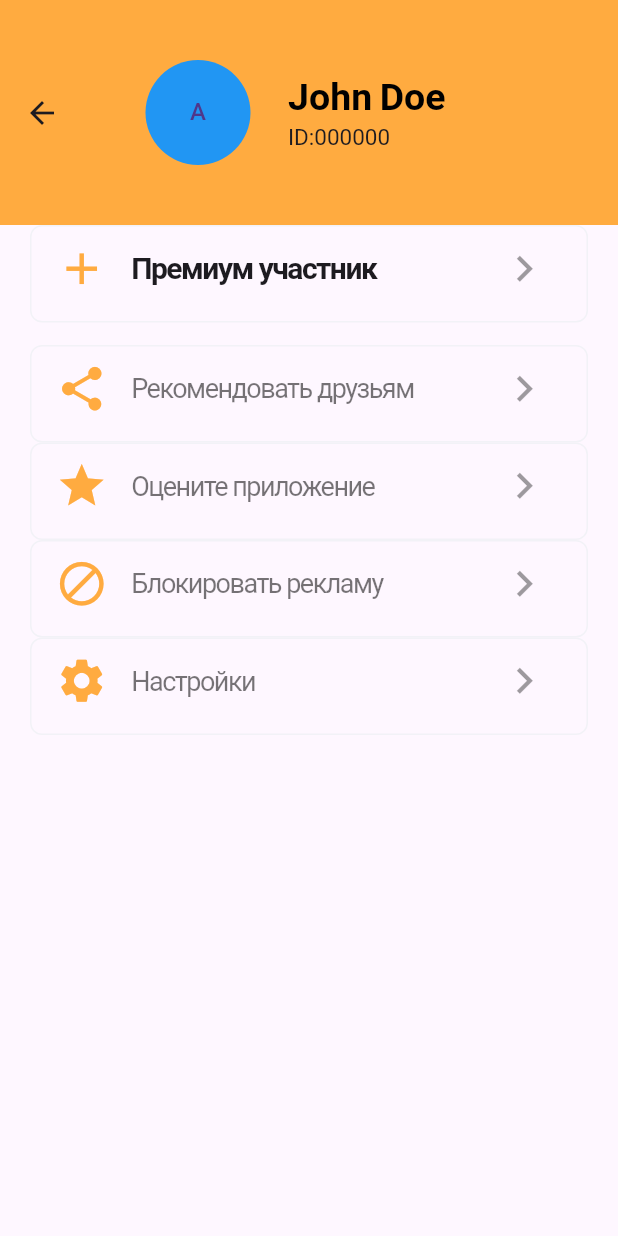
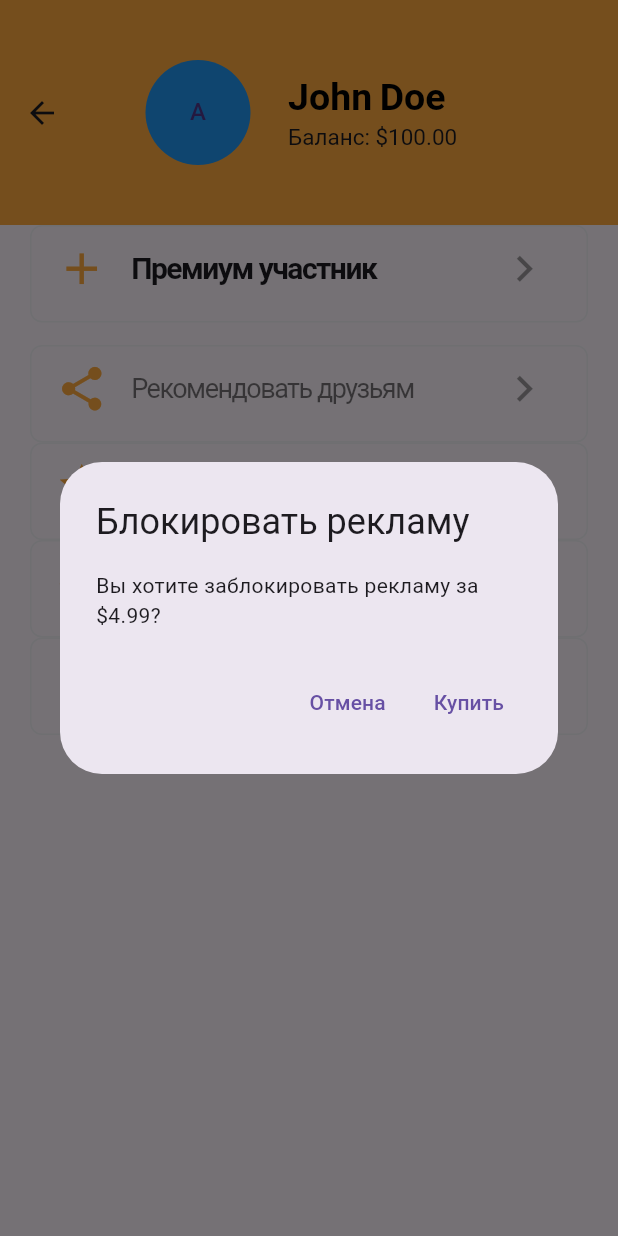
Before and after one commit to kwiiki/wisemoney, a Flutter app: the Login screen opened directly, after a tap on "Блокировать рекламу", on a phone screen of 412 x 824 dp. Run offline on Flutter 3.47's test engine with Material 3 defaults, Android fonts, the phone set to English and light mode, and no system bars; our stand-ins replace firebase_auth, firebase_core, hive, hive_flutter, share_plus; accounts and stored records are empty.

Commit message:
block ads and balance

```diff
--- a/lib/features/user_auth/presentation/pages/profile.dart
+++ b/lib/features/user_auth/presentation/pages/profile.dart
@@ -2,6 +2,8 @@ import 'package:flutter/cupertino.dart';
 import 'package:flutter/material.dart';
 import 'package:wisemoney/features/user_auth/presentation/pages/rate_app_screen.dart';
 import 'package:share_plus/share_plus.dart';
+
+import '../widgets/UserBalanceWidget.dart';
 
 class Login extends StatefulWidget {
   const Login({super.key});
@@ -11,43 +13,49 @@ class Login extends StatefulWidget {
 }
 
 class _LoginState extends State<Login> {
+  double userBalance = 100.0;
+
   @override
   Widget build(BuildContext context) {
     return Scaffold(
       appBar: AppBar(
         backgroundColor: Colors.orangeAccent,
         toolbarHeight: 150,
-        title: const Row(
+        title: Row(
           crossAxisAlignment: CrossAxisAlignment.center,
           children: [
-            SizedBox(width: 25),
-            CircleAvatar(
+            const SizedBox(width: 25),
+            const CircleAvatar(
               backgroundColor: Colors.blue,
               radius: 35,
               child: Text('A'),
             ),
-            SizedBox(width: 25),
+            const SizedBox(width: 25),
             Column(
               crossAxisAlignment: CrossAxisAlignment.start,
               children: [
-                Row(
+                const Row(
                   children: [
-                    Text('John',
+                    Text(
+                      'John',
                       style: TextStyle(
                         color: Colors.black,
                         fontWeight: FontWeight.bold,
-                            fontSize: 25)),
+                        fontSize: 25,
+                      ),
+                    ),
                     SizedBox(width: 5),
-                    Text('Doe',
+                    Text(
+                      'Doe',
                       style: TextStyle(
                         color: Colors.black,
                         fontWeight: FontWeight.bold,
-                            fontSize: 25)),
+                        fontSize: 25,
+                      ),
+                    ),
                   ],
                 ),
-                Row(
-                  children: [Text('ID:000000', style: TextStyle(fontSize: 15))],
-                )
+                UserBalanceWidget(userBalance: userBalance),
               ],
             )
           ],
@@ -70,9 +78,10 @@ class _LoginState extends State<Login> {
                     getOptionsTitle('Рекомендовать друзьям'), Icons.share, 'share'),
                 listViewContainerForRating(
                     getOptionsTitle('Оцените приложение'), Icons.star, 'rate_app'),
-                listViewContainer(
-                    getOptionsTitle('Блокировать рекламу'), Icons.block, ''),
+                listViewContainerForBlocADS(
+                    getOptionsTitle('Блокировать рекламу'), Icons.block, 'block_ads'),
                 listViewContainer(getOptionsTitle('Настройки'), Icons.settings, ''),
+                const SizedBox(height: 15),
               ],
             ),
           ),
@@ -81,14 +90,34 @@ class _LoginState extends State<Login> {
     );
   }
 
+  GestureDetector listViewContainerForBlocADS(Widget title, IconData icon, String tag) {
+    return GestureDetector(
+      onTap: () {
+        if (tag == 'block_ads') {
+          showBlockAdsDialog();
+        }
+      },
+      child: Container(
+        height: 65,
+        margin: const EdgeInsets.symmetric(horizontal: 20),
+        decoration: BoxDecoration(
+          border: Border.all(color: CupertinoColors.systemGrey6),
+          borderRadius: BorderRadius.circular(8.0),
+        ),
+        child: ListTile(
+          leading: listTileLeading(icon),
+          title: title,
+          trailing: listTileRightArrow(),
+        ),
+      ),
+    );
+  }
   GestureDetector listViewContainer(Text text, IconData icon, String route) {
     return GestureDetector(
       onTap: () {
         if (route == 'share') {
-          // Генерируем ссылку для рекомендации
           String shareLink = 'https://example.com/app?referral=john_doe';
 
-          // Вызываем диалог для отправки ссылки
           Share.share(shareLink, subject: 'Check out this app!');
         }
       },
@@ -157,4 +186,55 @@ class _LoginState extends State<Login> {
         style: const TextStyle(
             fontSize: 18, letterSpacing: -1, color: Colors.black54));
   }
+  void showBlockAdsDialog() {
+    showDialog(
+      context: context,
+      builder: (BuildContext context) {
+        return AlertDialog(
+          title: const Text('Блокировать рекламу'),
+          content: const Text('Вы хотите заблокировать рекламу за \$4.99?'),
+          actions: [
+            TextButton(
+              onPressed: () {
+                Navigator.of(context).pop(); // Закрыть диалог
+              },
+              child: const Text('Отмена'),
+            ),
+            TextButton(
+              onPressed: () {
+                if (userBalance >= 4.99) {
+                  // Вычитаем стоимость блокировки рекламы из баланса пользователя
+                  setState(() {
+                    userBalance -= 4.99;
+                  });
+                  // Здесь вы можете реализовать логику для блокировки рекламы
+                  Navigator.of(context).pop(); // Закрыть диалог
+                } else {
+                  // Показать сообщение о недостаточном балансе
+                  showDialog(
+                    context: context,
+                    builder: (BuildContext context) {
+                      return AlertDialog(
+                        title: const Text('Недостаточно средств'),
+                        content: const Text('У вас недостаточно средств для блокировки рекламы.'),
+                        actions: [
+                          TextButton(
+                            onPressed: () {
+                              Navigator.of(context).pop(); // Закрыть диалог
+                            },
+                            child: const Text('ОК'),
+                          ),
+                        ],
+                      );
+                    },
+                  );
                 }
+              },
+              child: const Text('Купить'),
+            ),
+          ],
+        );
+      },
+    );
+  }
+}
--- /dev/null
+++ b/lib/features/user_auth/presentation/widgets/UserBalanceWidget.dart
@@ -0,0 +1,25 @@
+import 'package:flutter/material.dart';
+
+class UserBalanceWidget extends StatefulWidget {
+  final double userBalance;
+
+  const UserBalanceWidget({Key? key, required this.userBalance})
+      : super(key: key);
+
+  @override
+  _UserBalanceWidgetState createState() => _UserBalanceWidgetState();
+}
+
+class _UserBalanceWidgetState extends State<UserBalanceWidget> {
+  @override
+  Widget build(BuildContext context) {
+    return Row(
+      children: [
+        Text(
+          'Баланс: \$${widget.userBalance.toStringAsFixed(2)}',
+          style: const TextStyle(fontSize: 15),
+        ),
+      ],
+    );
+  }
+}
```
Lines whose indentation alone changed are shown as unchanged.
